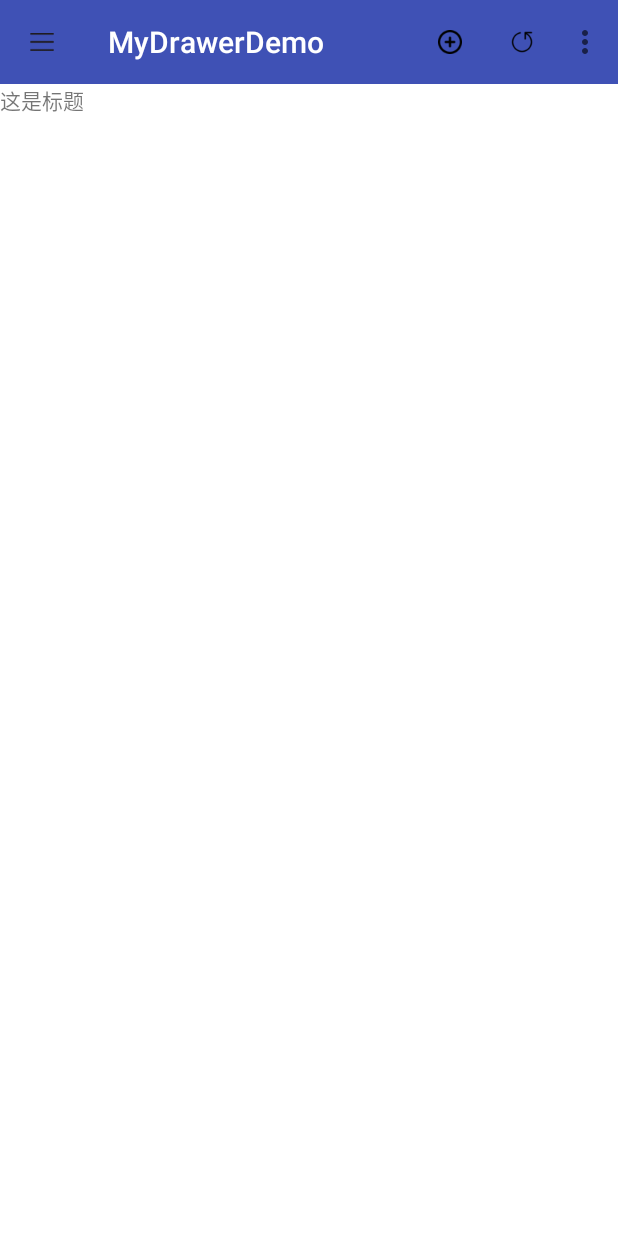
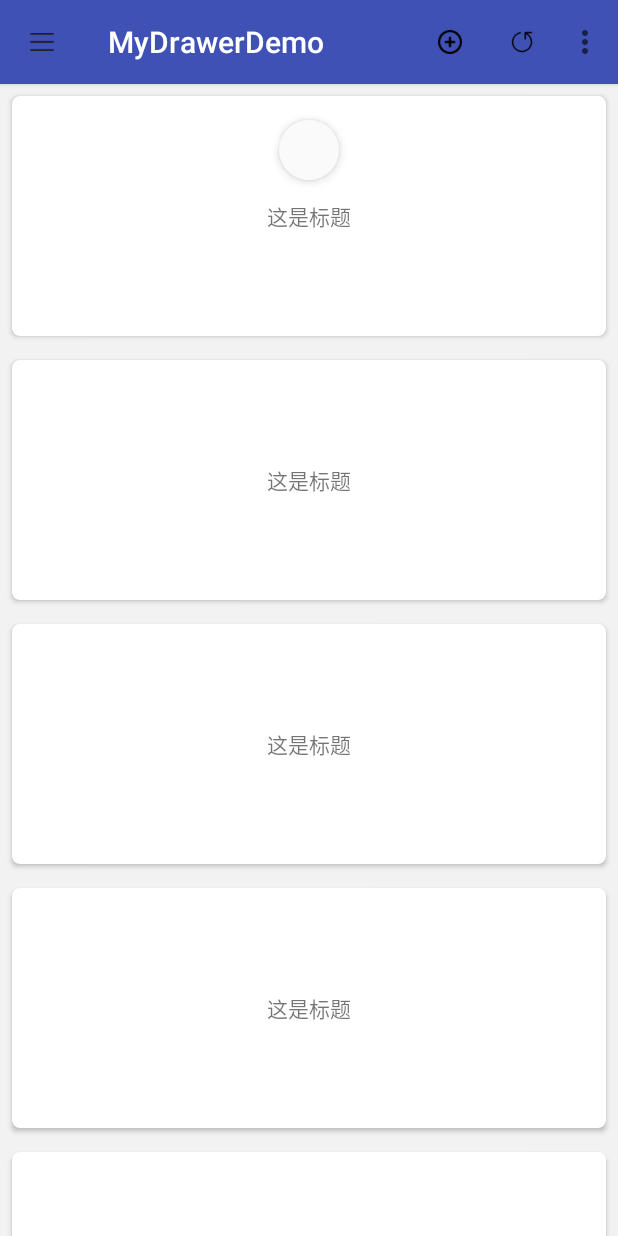
Before and after one commit to yollpoll/MyApp, an Android app: the screen it shows after launch (MainActivity), after a tap on "title2", on a phone screen of 412 x 824 dp. Run offline under Robolectric (Android 15) with nearby library versions, the phone set to English and light mode, and no system bars.

Commit message:
增加cardview效果和波纹效果

```diff
--- a/app/build.gradle
+++ b/app/build.gradle
@@ -24,4 +24,5 @@ dependencies {
     testCompile 'junit:junit:4.12'
     compile 'com.android.support:appcompat-v7:23.0.1'
     compile 'com.android.support:recyclerview-v7:23.0.1'
+    compile 'com.android.support:cardview-v7:23.0.1'
 }
--- /dev/null
+++ b/app/src/main/java/com/example/xlm/mydrawerdemo/BaseActivity.java
@@ -0,0 +1,14 @@
+package com.example.xlm.mydrawerdemo;
+
+import android.support.v7.app.ActionBarActivity;
+import android.view.View;
+
+/**
+ * Created by xlm on 2015/11/13.
+ */
+public class BaseActivity extends ActionBarActivity implements View.OnClickListener {
+    @Override
+    public void onClick(View v) {
+
+    }
+}
--- a/app/src/main/java/com/example/xlm/mydrawerdemo/MainActivity.java
+++ b/app/src/main/java/com/example/xlm/mydrawerdemo/MainActivity.java
@@ -19,8 +19,10 @@ import android.support.v7.widget.Toolbar;
 import android.view.Gravity;
 import android.view.Menu;
 import android.view.MenuItem;
+import android.view.View;
 import android.view.Window;
 import android.widget.ListView;
+import android.widget.RelativeLayout;
 import android.widget.Toast;
 
 import com.example.xlm.mydrawerdemo.adapter.RecyclerAdapter;
@@ -28,7 +30,7 @@ import com.example.xlm.mydrawerdemo.adapter.RecyclerAdapter;
 import java.util.ArrayList;
 import java.util.List;
 
-public class MainActivity extends ActionBarActivity {
+public class MainActivity extends BaseActivity {
     private DrawerLayout drawerLayout;
     private ListView listView;
     private ActionBarDrawerToggle mDrawerToggle;
@@ -38,10 +40,11 @@ public class MainActivity extends ActionBarActivity {
     private Toolbar toolbar;
     private RecyclerAdapter adapter;
     private List<String> data=new ArrayList<>();
+    private RelativeLayout left_menu1,left_menu2,left_menu3;
 
     @Override
     public boolean onCreateOptionsMenu(Menu menu) {
-        getMenuInflater().inflate(R.menu.menu_main,menu);
+        getMenuInflater().inflate(R.menu.menu_main, menu);
         return true;
     }
 
@@ -54,6 +57,14 @@ public class MainActivity extends ActionBarActivity {
         initData();
     }
     private void initView(){
+        //左边抽屉按钮
+        left_menu1= (RelativeLayout) findViewById(R.id.left_btn_layout1);
+        left_menu2= (RelativeLayout) findViewById(R.id.left_btn_layout2);
+        left_menu3= (RelativeLayout) findViewById(R.id.left_btn_layout3);
+        left_menu1.setOnClickListener(this);
+        left_menu2.setOnClickListener(this);
+        left_menu3.setOnClickListener(this);
+
         drawerLayout= (DrawerLayout) findViewById(R.id.dwawer);
         listView= (ListView) findViewById(R.id.left_drawer);
         swipeRefreshLayout= (SwipeRefreshLayout) findViewById(R.id.swipeRefreshLayout);
@@ -74,7 +85,8 @@ public class MainActivity extends ActionBarActivity {
                         msg += "Click edit";
                         break;
                     case R.id.action_share:
-                        msg += "Click share";
+                        swipeRefreshLayout.setRefreshing(true);
+                        msg += "Click refresh";
                         break;
                     case R.id.action_settings:
                         msg += "Click setting";
@@ -95,12 +107,22 @@ public class MainActivity extends ActionBarActivity {
         adapter=new RecyclerAdapter(data,this);
 
         recyclerView.setLayoutManager(linearLayoutManager);
-        recyclerView.setHasFixedSize(true);
+        recyclerView.setHasFixedSize(false);
         recyclerView.setItemAnimator(new DefaultItemAnimator());
         recyclerView.setAdapter(adapter);
+        //设置刷新时颜色切换
+        swipeRefreshLayout.setColorSchemeResources(android.R.color.holo_red_light,
+                android.R.color.holo_green_light,
+                android.R.color.holo_orange_light, android.R.color.holo_blue_light);
+        swipeRefreshLayout.setOnRefreshListener(new SwipeRefreshLayout.OnRefreshListener() {
+            @Override
+            public void onRefresh() {
 
-        drawerLayout.setDrawerShadow(R.drawable.checked, GravityCompat.START);
-        drawerLayout.openDrawer(Gravity.LEFT);
+            }
+        });
+        //当drawer打开时，设置一个阴影覆盖在主要内容上面
+//        drawerLayout.setDrawerShadow(R.drawable.checked, GravityCompat.START);
+        //关联抽屉和toolbar
         mDrawerToggle=new ActionBarDrawerToggle(this,drawerLayout,toolbar,R.string.close,R.string.open){
         };
 
@@ -112,4 +134,20 @@ public class MainActivity extends ActionBarActivity {
         }
         adapter.notifyDataSetChanged();
     }
+
+    @Override
+    public void onClick(View v) {
+        super.onClick(v);
+        switch (v.getId()){
+            case R.id.left_btn_layout1:
+                Toast.makeText(this,"点击按钮1",Toast.LENGTH_SHORT).show();
+                break;
+            case R.id.left_btn_layout2:
+                break;
+            case R.id.left_btn_layout3:
+                break;
+            default:
+                break;
+        }
+    }
 }
--- a/app/src/main/java/com/example/xlm/mydrawerdemo/adapter/RecyclerAdapter.java
+++ b/app/src/main/java/com/example/xlm/mydrawerdemo/adapter/RecyclerAdapter.java
@@ -5,6 +5,7 @@ import android.support.v7.widget.RecyclerView;
 import android.view.LayoutInflater;
 import android.view.View;
 import android.view.ViewGroup;
+import android.widget.RelativeLayout;
 import android.widget.TextView;
 
 import com.example.xlm.mydrawerdemo.R;
@@ -42,6 +43,12 @@ public class RecyclerAdapter extends RecyclerView.Adapter<RecyclerAdapter.ViewHo
     @Override
     public void onBindViewHolder(ViewHolder holder, int position) {
         holder.title.setText(data.get(position));
+        holder.item_layout.setOnClickListener(new View.OnClickListener() {
+            @Override
+            public void onClick(View v) {
+
+            }
+        });
     }
 
     @Override
@@ -51,9 +58,11 @@ public class RecyclerAdapter extends RecyclerView.Adapter<RecyclerAdapter.ViewHo
 
     public static class ViewHolder extends RecyclerView.ViewHolder{
         TextView title;
+        RelativeLayout item_layout;
         public ViewHolder(View itemView) {
             super(itemView);
             title= (TextView) itemView.findViewById(R.id.tv_title);
+            item_layout= (RelativeLayout) itemView.findViewById(R.id.item_recyclerview);
         }
     }
 }
--- a/app/src/main/res/layout/item_recyclerview.xml
+++ b/app/src/main/res/layout/item_recyclerview.xml
@@ -1,12 +1,25 @@
 <?xml version="1.0" encoding="utf-8"?>
-<LinearLayout xmlns:android="http://schemas.android.com/apk/res/android"
+<android.support.v7.widget.CardView xmlns:android="http://schemas.android.com/apk/res/android"
+    xmlns:app="http://schemas.android.com/apk/res-auto"
     android:orientation="vertical"
     android:layout_width="match_parent"
-    android:layout_height="match_parent">
+    android:layout_height="wrap_content"
+    app:cardCornerRadius="5dp"
+    android:elevation="10dp"
+    android:layout_margin="8dp"
+    >
+    <RelativeLayout
+        android:layout_width="match_parent"
+        android:layout_height="160dp"
+        android:id="@+id/item_recyclerview"
+        android:background="?attr/selectableItemBackground"
+        >
         <TextView
             android:layout_width="wrap_content"
             android:layout_height="wrap_content"
             android:text="title"
             android:id="@+id/tv_title"
+            android:layout_centerInParent="true"
             />
-</LinearLayout>
+    </RelativeLayout>
+</android.support.v7.widget.CardView>
--- a/app/src/main/res/layout/left_menu_list_layout.xml
+++ b/app/src/main/res/layout/left_menu_list_layout.xml
@@ -24,7 +24,8 @@
     android:layout_width="match_parent"
     android:layout_height="wrap_content"
     android:layout_marginTop="10dp"
-    android:background="@drawable/btn_selector">
+    android:id="@+id/left_btn_layout1"
+    android:background="?android:attr/selectableItemBackground">
     <ImageView
         android:layout_width="40dp"
         android:layout_height="40dp"
@@ -46,6 +47,7 @@
         android:layout_width="match_parent"
         android:layout_height="wrap_content"
         android:layout_marginTop="10dp"
+        android:id="@+id/left_btn_layout2"
         android:background="?android:attr/selectableItemBackground">
         <ImageView
             android:layout_width="40dp"
@@ -68,6 +70,7 @@
         android:layout_width="match_parent"
         android:layout_height="wrap_content"
         android:layout_marginTop="10dp"
+        android:id="@+id/left_btn_layout3"
         android:background="?android:attr/selectableItemBackground">
         <ImageView
             android:layout_width="40dp"
--- a/app/src/main/res/layout/main.xml
+++ b/app/src/main/res/layout/main.xml
@@ -1,7 +1,15 @@
 <?xml version="1.0" encoding="utf-8"?>
 <RelativeLayout xmlns:android="http://schemas.android.com/apk/res/android"
+    xmlns:app="http://schemas.android.com/apk/res-auto"
     android:layout_width="match_parent"
     android:layout_height="match_parent">
+    <android.support.v7.widget.CardView
+        android:layout_width="match_parent"
+        android:layout_height="wrap_content"
+        android:elevation="20dp"
+        android:id="@+id/toolbar_layout"
+        app:cardCornerRadius="0dp"
+        >
         <android.support.v7.widget.Toolbar
             android:layout_width="match_parent"
             android:layout_height="?attr/actionBarSize"
@@ -11,11 +19,12 @@
             android:navigationIcon="@mipmap/icon_menu"
             >
         </android.support.v7.widget.Toolbar>
+    </android.support.v7.widget.CardView>
     <android.support.v4.widget.DrawerLayout
         android:id="@+id/dwawer"
         android:layout_width="match_parent"
         android:layout_height="match_parent"
-        android:layout_below="@+id/toolbar">
+        android:layout_below="@+id/toolbar_layout">
         <RelativeLayout
             android:id="@+id/content_frame"
             android:layout_width="match_parent"
@@ -28,7 +37,8 @@
                 <android.support.v7.widget.RecyclerView
                     android:id="@+id/recyclerView"
                     android:layout_width="match_parent"
-                    android:layout_height="match_parent">
+                    android:layout_height="match_parent"
+                    android:background="@color/colorBackground">
                 </android.support.v7.widget.RecyclerView>
             </android.support.v4.widget.SwipeRefreshLayout>
         </RelativeLayout>
--- a/app/src/main/res/values/colors.xml
+++ b/app/src/main/res/values/colors.xml
@@ -5,4 +5,6 @@
     <color name="colorAccent">#FF4081</color>
     <color name="colorPressed">#f2f2f2</color>
     <color name="white">#FFFFFF</color>
+    <color name="black">#000000</color>
+    <color name="colorBackground">#F2F2F2</color>
 </resources>
```
Also changed, not shown: 2 other files. Lines whose indentation alone changed are shown as unchanged.
